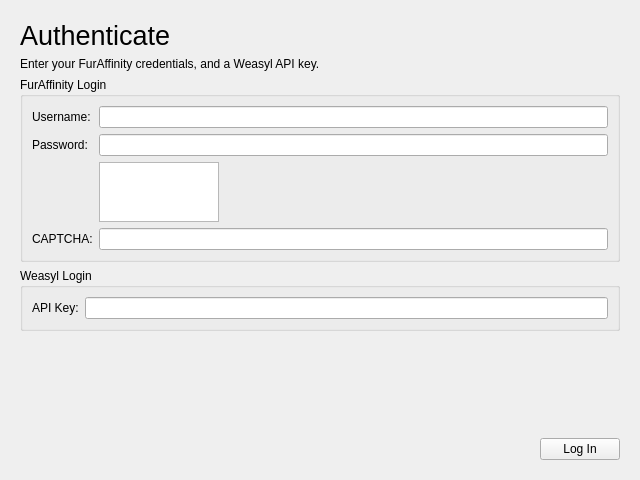
Before: the Qt Designer form forms/form.ui in waweber/fa2wzl, drawn with Qt 5.
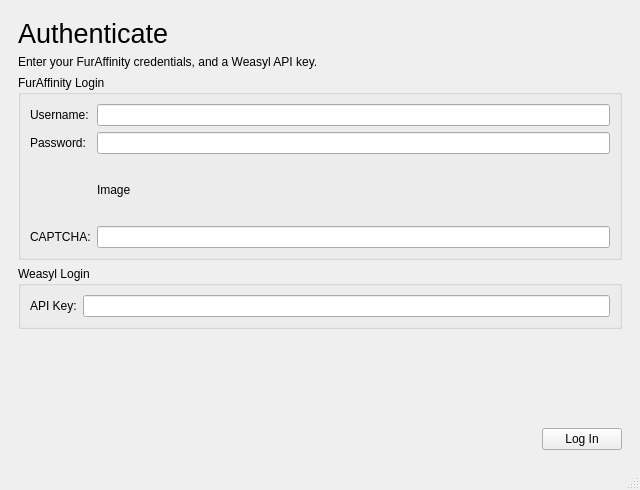
After: the same form once the commit is applied. The open tabs and pages were chosen to show the change.

The edit to the form file:
```diff
--- a/forms/form.ui
+++ b/forms/form.ui
@@ -1,18 +1,19 @@
 <?xml version="1.0" encoding="UTF-8"?>
 <ui version="4.0">
- <class>mainUi</class>
- <widget class="QWidget" name="mainUi">
+ <class>MainWindow</class>
+ <widget class="QMainWindow" name="MainWindow">
   <property name="geometry">
    <rect>
     <x>0</x>
     <y>0</y>
     <width>640</width>
-    <height>480</height>
+    <height>490</height>
    </rect>
   </property>
   <property name="windowTitle">
    <string>Form</string>
   </property>
+  <widget class="QWidget" name="centralwidget">
   <layout class="QVBoxLayout" name="verticalLayout">
    <item>
     <widget class="QStackedWidget" name="stackedWidget">
@@ -68,18 +69,15 @@
           <item row="2" column="1">
            <layout class="QHBoxLayout" name="horizontalLayout">
             <item>
-             <widget class="QGraphicsView" name="graphicsView">
+              <widget class="QLabel" name="faCaptchaImg">
               <property name="minimumSize">
                <size>
                 <width>120</width>
                 <height>60</height>
                </size>
               </property>
-              <property name="maximumSize">
-               <size>
-                <width>120</width>
-                <height>60</height>
-               </size>
+               <property name="text">
+                <string>Image</string>
               </property>
              </widget>
             </item>
@@ -494,6 +492,18 @@
     </widget>
    </item>
   </layout>
+  </widget>
+  <widget class="QMenuBar" name="menubar">
+   <property name="geometry">
+    <rect>
+     <x>0</x>
+     <y>0</y>
+     <width>640</width>
+     <height>30</height>
+    </rect>
+   </property>
+  </widget>
+  <widget class="QStatusBar" name="statusbar"/>
  </widget>
  <resources/>
  <connections/>
```
Left out of the diff: 110 changed lines with no effect on the pictures. Lines whose indentation alone changed are shown as unchanged.
